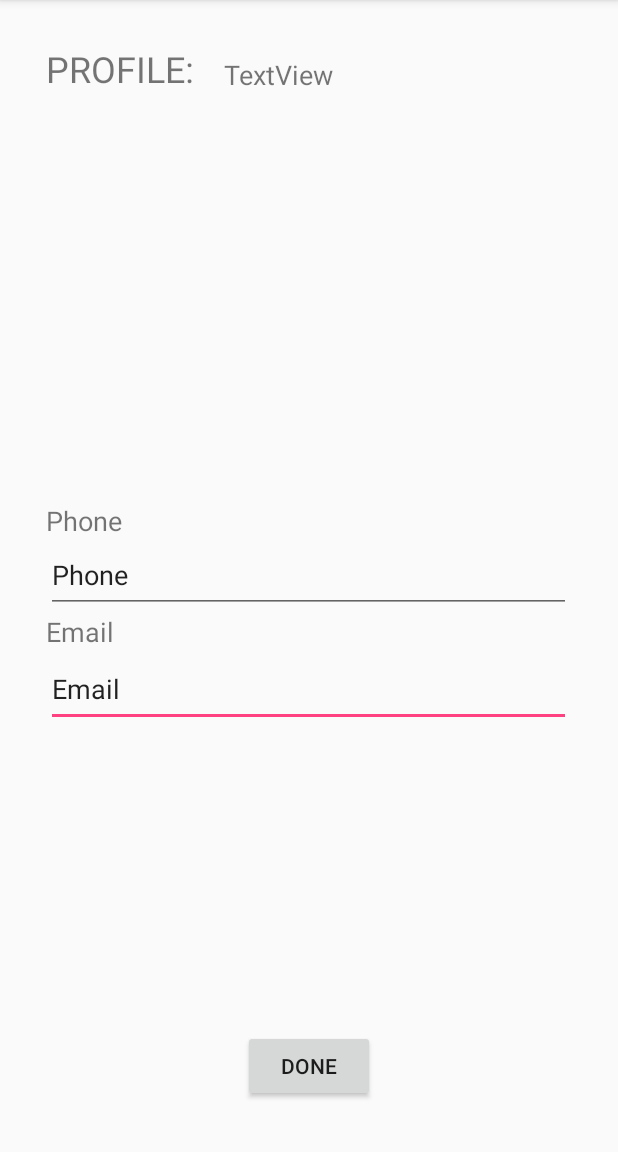
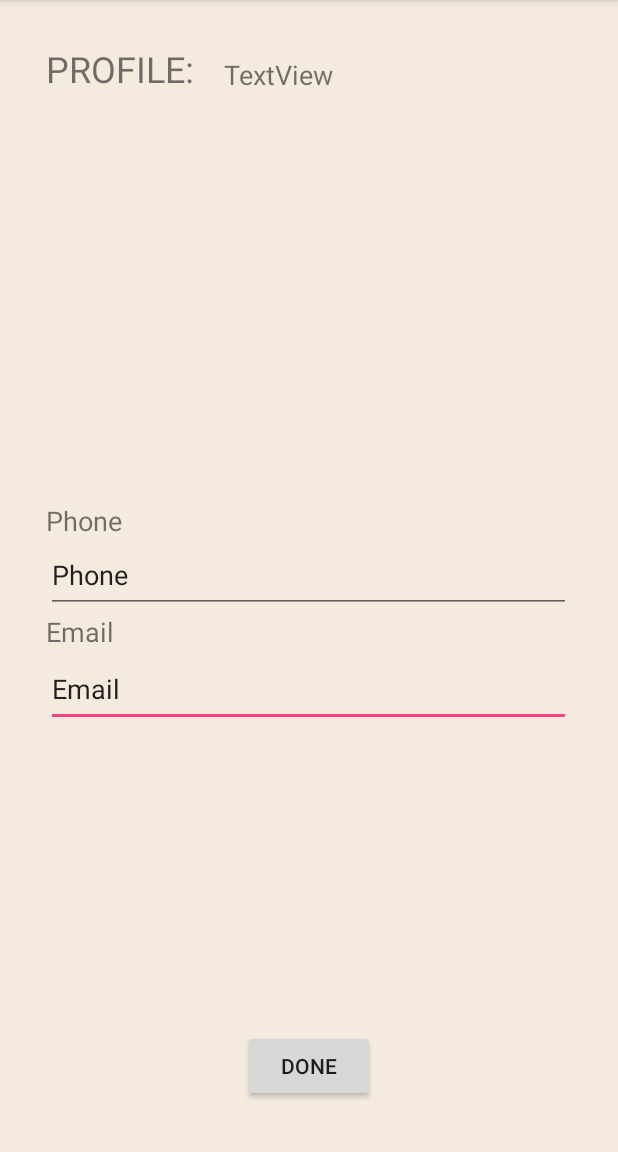
Before and after one commit to CMPUT301W18T20/FunkyTasks, an Android app: the EditProfileActivity screen opened directly, with no data from a screen before it, on a phone screen of 412 x 824 dp, the part 84-1236 px from its top. Run offline under Robolectric (Android 15) with nearby library versions, the phone set to English and light mode, and no system bars; libraries missing offline, so code that uses them is left out: com.searchly.jestdroid, io.searchbox.client, io.searchbox.core; 5 statements that could not run were skipped.

Commit message:
messing with UI

```diff
--- a/app/src/main/AndroidManifest.xml
+++ b/app/src/main/AndroidManifest.xml
@@ -12,7 +12,8 @@
         android:roundIcon="@mipmap/ic_launcher_round"
         android:supportsRtl="true"
         android:theme="@style/AppTheme">
-        <activity android:name=".LoginActivity">
+        <activity android:name=".LoginActivity"
+            android:theme="@style/FunkyTrial1">
             <intent-filter>
                 <action android:name="android.intent.action.MAIN" />
 
--- a/app/src/main/res/layout/activity_edit_profile.xml
+++ b/app/src/main/res/layout/activity_edit_profile.xml
@@ -4,7 +4,8 @@
     xmlns:tools="http://schemas.android.com/tools"
     android:layout_width="match_parent"
     android:layout_height="match_parent"
-    tools:context="com.example.android.funkytasks.EditProfileActivity">
+    tools:context="com.example.android.funkytasks.EditProfileActivity"
+    android:background="#f4eade">
 
     <TextView
         android:id="@+id/textView4"
@@ -16,8 +17,7 @@
         android:text="Phone"
         android:textSize="18sp"
         app:layout_constraintEnd_toEndOf="parent"
-        app:layout_constraintStart_toStartOf="parent"
-        app:layout_constraintTop_toBottomOf="@+id/userName" />
+        app:layout_constraintStart_toStartOf="parent" />
 
     <TextView
         android:id="@+id/textView5"
--- /dev/null
+++ b/app/src/main/res/values-v21/styles.xml
@@ -0,0 +1,12 @@
+<?xml version="1.0" encoding="utf-8"?>
+<resources>
+
+    <style name="FunkyTrial1" parent="Theme.AppCompat.Light.NoActionBar">
+        <item name="android:colorForeground">#f4eade</item>
+        <item name="colorPrimary">#009688</item>
+        <item name="colorPrimaryDark">#00796B</item>
+        <item name="colorAccent">#9E9E9E</item>
+        <item name="android:textColorPrimary">#000000</item>
+        <item name="android:navigationBarColor">#00796B</item>
+    </style>
+</resources>
--- a/app/src/main/res/values/styles.xml
+++ b/app/src/main/res/values/styles.xml
@@ -17,4 +17,12 @@
 
     <style name="AppTheme.PopupOverlay" parent="ThemeOverlay.AppCompat.Light" />
 
+    <style name="FunkyTrial1" parent="Theme.AppCompat.Light.NoActionBar" >
+        <item name="android:colorForeground">#f4eade</item>
+        <item name="colorPrimary">#009688</item>
+        <item name="colorPrimaryDark">#00796B</item>
+        <item name="colorAccent">#9E9E9E</item>
+        <item name="android:textColorPrimary">#000000</item>
+    </style>
+
 </resources>
```
